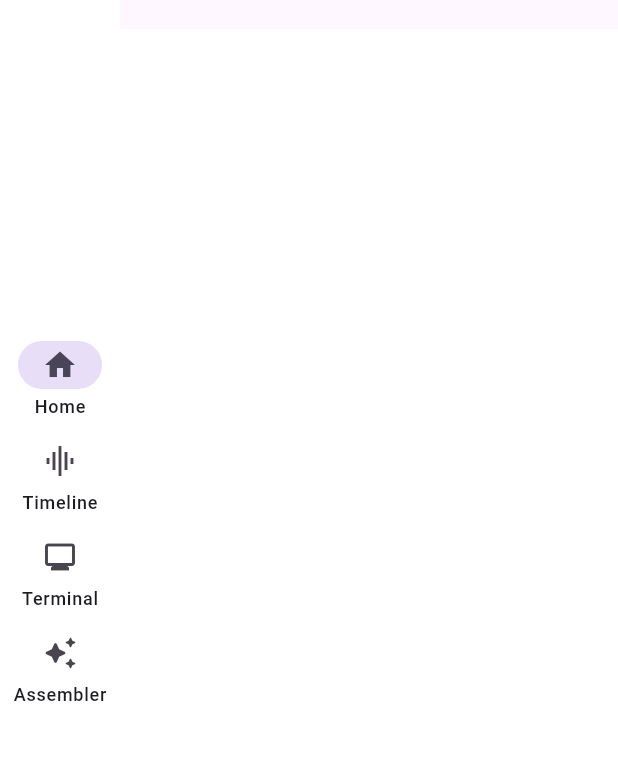
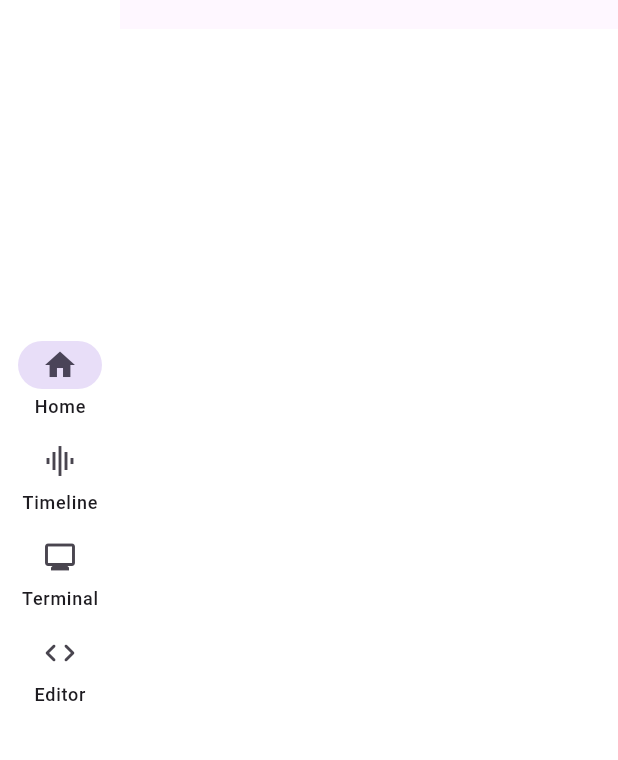
Before and after one commit to ljcucc/sicxe-ide, a Flutter app: the LargeLayout screen opened directly, after a tap on "Home", on a phone screen of 412 x 824 dp, the part 91-851 px from its top. Run offline on Flutter 3.47's test engine with Material 3 defaults, Android fonts, the phone set to English and light mode, and no system bars; drawn by our look-alikes of dynamic_color; our stand-ins replace flutter_highlight, flutter_markdown, google_fonts; missing offline and left inert: code_text_field, highlight, linked_scroll_controller, xterm.

Commit message:
rename page id assembler to editor

```diff
--- a/lib/compact_layout.dart
+++ b/lib/compact_layout.dart
@@ -46,7 +46,7 @@ class CompactLayout extends StatelessWidget {
         NavigationPageId.Timeline,
         NavigationPageId.Inspector,
         NavigationPageId.Terminal,
-        NavigationPageId.Assembler,
+        NavigationPageId.Editor,
       ];
 
       return Scaffold(
@@ -151,8 +151,8 @@ class CompactLayout extends StatelessWidget {
               label: "Terminal",
             ),
             NavigationDestination(
-              icon: Icon(Icons.auto_awesome_rounded),
-              label: "Assembler",
+              icon: Icon(Icons.code_rounded),
+              label: "Editor",
             ),
           ],
         ),
--- a/lib/large_layout.dart
+++ b/lib/large_layout.dart
@@ -33,7 +33,7 @@ class LargeLayout extends StatelessWidget {
         NavigationPageId.Home: "README.md",
         NavigationPageId.Timeline: "emulator.md",
         NavigationPageId.Terminal: "emulator.md",
-        NavigationPageId.Assembler: "assembler_language.md"
+        NavigationPageId.Editor: "assembler_language.md"
       };
 
       Provider.of<DocumentDisplayProvider>(context, listen: false)
@@ -53,7 +53,7 @@ class LargeLayout extends StatelessWidget {
           NavigationPageId.Home,
           NavigationPageId.Timeline,
           NavigationPageId.Terminal,
-          NavigationPageId.Assembler,
+          NavigationPageId.Editor,
         ];
 
         if (!pageIndexMap.contains(pageId)) {
@@ -83,8 +83,8 @@ class LargeLayout extends StatelessWidget {
               label: Text("Terminal"),
             ),
             NavigationRailDestination(
-              icon: Icon(Icons.auto_awesome_rounded),
-              label: Text("Assembler"),
+              icon: Icon(Icons.code_rounded),
+              label: Text("Editor"),
             ),
           ],
           selectedIndex: max(pageIndexMap.indexOf(pageId), 0),
--- a/lib/navigation_page_provider.dart
+++ b/lib/navigation_page_provider.dart
@@ -5,7 +5,7 @@ enum NavigationPageId {
   Timeline,
   Inspector,
   Terminal,
-  Assembler,
+  Editor,
 }
 
 class NavigationPageProvider extends ChangeNotifier {
--- a/lib/navigation_page_widget.dart
+++ b/lib/navigation_page_widget.dart
@@ -20,7 +20,7 @@ class NavigationPageWidget extends StatelessWidget {
           NavigationPageId.Timeline => const TimelinePage(),
           NavigationPageId.Inspector => const InspectorPage(),
           NavigationPageId.Terminal => const TerminalPage(),
-          NavigationPageId.Assembler => const AssemblerPage(),
+          NavigationPageId.Editor => const AssemblerPage(),
         };
 
         return selectedPage;
```
